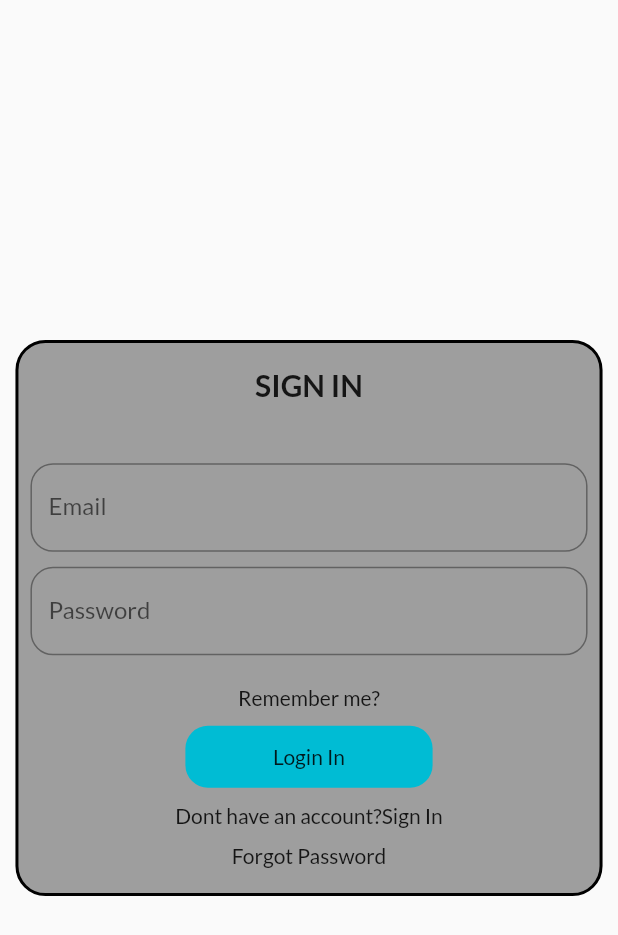
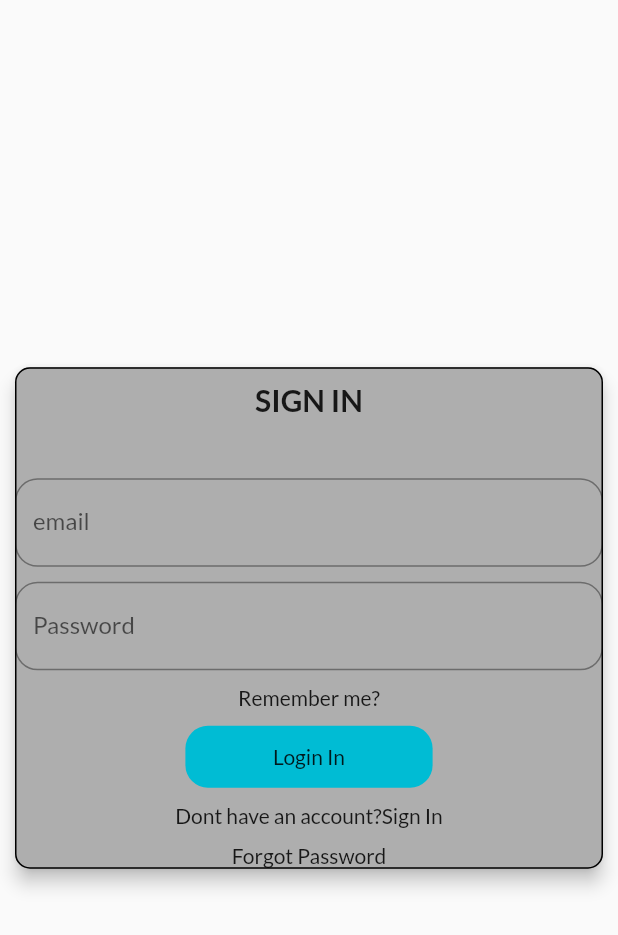
Before and after one commit to AzharJava/YAGNENA-KALPATHA, a Flutter app: the screen it shows after launch, on a phone screen of 412 x 824 dp. Shown: the top 935 px of the screen. Run offline on Flutter 3.47's test engine with Material 2 defaults, Android fonts, the phone set to English and light mode, and no system bars; our stand-ins replace fluttertoast, google_fonts.

Commit message:
login screen alignment issu fix

```diff
--- a/lib/screens/authnatication/login_screen.dart
+++ b/lib/screens/authnatication/login_screen.dart
@@ -1,58 +1,103 @@
 import 'package:flutter/material.dart';
+import 'package:yagnena_kalpatha/constants/colors.dart';
 import 'package:yagnena_kalpatha/constants/strings.dart';
+import 'package:yagnena_kalpatha/screens/widgets/intro_screen.dart';
+import 'package:yagnena_kalpatha/shared/validation/validator.dart';
 import 'package:yagnena_kalpatha/shared/widgets/text_form_field.dart';
 
-class LoginScreen extends StatelessWidget {
+class LoginScreen extends StatefulWidget {
+  @override
+  State<LoginScreen> createState() => _LoginScreenState();
+}
+
+class _LoginScreenState extends State<LoginScreen> {
   final TextEditingController email = TextEditingController();
   final TextEditingController password = TextEditingController();
   final GlobalKey<FormState> _formKey = GlobalKey<FormState>();
+  GlobalKey globalKey = GlobalKey();
+
+  String? emailValue = "";
+  String? passwordValue = "";
 
   @override
   Widget build(BuildContext context) {
     return Scaffold(
-        body: Column(
+        body: SafeArea(
+      child: Column(
         mainAxisAlignment: MainAxisAlignment.center,
         children: [
           Center(
-          child: Expanded(
-            child: Container(
-              height: MediaQuery.of(context).size.height * 0.45,
-              width: MediaQuery.of(context).size.width * 0.95,
-              decoration: BoxDecoration(
-                borderRadius: BorderRadius.circular(20),
-                border: Border.all(color: Colors.black, width: 2),
-                color: Colors.grey,
-              ),
-              child: Padding(
-                padding: const EdgeInsets.all(8.0),
+            child: Card(
+              elevation: 5,
+              color: AppColors.greyColor,
+              shape: RoundedRectangleBorder(
+                  side: BorderSide(color: Colors.black),
+                  borderRadius: BorderRadius.circular(10)),
+              margin: EdgeInsets.all(10),
               child: Form(
                 key: _formKey,
                 child: Column(
                   mainAxisAlignment: MainAxisAlignment.center,
                   children: [
+                    SizedBox(
+                      height: 10,
+                    ),
                     Text(
                       "SIGN IN",
-                        style: TextStyle(
-                            fontSize: 20, fontWeight: FontWeight.bold),
+                      style:
+                          TextStyle(fontSize: 20, fontWeight: FontWeight.bold),
                     ),
                     SizedBox(
                       height: 40,
                     ),
                     InputTextField(
-                          Strings.ENTER_YOUR_EMAIL,
-                          Validator(),
-                          "Email",
-                          email,
-                          false,
-                          TextInputType.emailAddress,
-                          true),
+                      onChanged: (val) {
+                        setState(() {
+                          emailValue = email.text;
+                        });
+                      },
+                      controller: email,
+                      customeValidator: true,
+                      validate: (emailValue) =>
+                          Validator.checkEmail(email: emailValue)
+                              ? "Email not valid"
+                              : "",
+                      hintText: "Enter emai...",
+                      lableText: "email",
+                      obsecureText: false,
+                      textInputType: TextInputType.emailAddress,
+                      onTap: () async {
+                        await Future.delayed(Duration(milliseconds: 500));
+                        RenderObject? object =
+                            globalKey.currentContext!.findRenderObject();
+                        object!.showOnScreen();
+                      },
+                    ),
                     SizedBox(
                       height: 10,
                     ),
-                      InputTextField("Enter Password", Validator(), "Password",
-                          password, true, TextInputType.emailAddress, true),
-                      SizedBox(
-                        height: 10,
+                    InputTextField(
+                      onChanged: (val) {
+                        setState(() {
+                          emailValue = email.text;
+                        });
+                      },
+                      controller: email,
+                      customeValidator: true,
+                      validate: (emailValue) =>
+                          Validator.checkEmail(email: emailValue)
+                              ? "Email not valid"
+                              : "",
+                      hintText: "Enter Password.... ",
+                      lableText: "Password",
+                      obsecureText: true,
+                      textInputType: TextInputType.emailAddress,
+                      onTap: () async {
+                        await Future.delayed(Duration(milliseconds: 500));
+                        RenderObject? object =
+                            globalKey.currentContext!.findRenderObject();
+                        object!.showOnScreen();
+                      },
                     ),
                     SizedBox(
                       height: 10,
@@ -61,13 +106,26 @@ class LoginScreen extends StatelessWidget {
                     SizedBox(
                       height: 10,
                     ),
-                      Container(
+                    InkWell(
+                      key: globalKey,
+                      onTap: () {
+                        if (_formKey.currentState!.validate()) {
+                          if (Validator.checkEmail(email: emailValue)) {
+                            Navigator.push(
+                                context,
+                                MaterialPageRoute(
+                                    builder: (context) => IntroPage()));
+                          } else if (Validator.checkEmail(email: emailValue)) {}
+                        }
+                      },
+                      child: Container(
                         height: MediaQuery.of(context).size.height * 0.05,
                         width: MediaQuery.of(context).size.width * 0.4,
                         decoration: BoxDecoration(
                             borderRadius: BorderRadius.circular(15),
                             color: Colors.cyan),
                         child: Center(child: Text("Login In")),
+                      ),
                     ),
                     SizedBox(
                       height: 10,
@@ -87,12 +145,9 @@ class LoginScreen extends StatelessWidget {
                 ),
               ),
             ),
-            ),
-          ),
           )
         ],
+      ),
     ));
   }
-
-  Validator() {}
 }
--- a/lib/shared/widgets/text_form_field.dart
+++ b/lib/shared/widgets/text_form_field.dart
@@ -1,19 +1,67 @@
+// import 'package:flutter/material.dart';
+// import 'package:yagnena_kalpatha/shared/validation/validator.dart';
+
+// InputTextField(
+//     String hintText,
+//     Function(String?)? validate,
+//     String lableText,
+//     TextEditingController controller,
+//     bool obsecureText,
+//     TextInputType textInputType,
+//     bool? customValidator) {
+//   return TextFormField(
+//     obscureText: obsecureText,
+//     keyboardType: textInputType,
+//     validator: (val) =>
+//         _getValidator(val, customValidator, (p0) => null, hintText),
+//     decoration: InputDecoration(
+//         hintText: hintText,
+//         labelText: lableText,
+//         border: OutlineInputBorder(borderRadius: BorderRadius.circular(15))),
+//   );
+// }
+
+// String? _getValidator(String? val, bool? customValidator,
+//     String? Function(String?)? validator, String? hintText) {
+//   if (customValidator != null) {
+//     if (customValidator) return validator!(val);
+//     return Validator.checkIsEmpty(val) ? hintText : null;
+//   }
+// }
+
 import 'package:flutter/material.dart';
 import 'package:yagnena_kalpatha/shared/validation/validator.dart';
 
+class InputTextField extends StatelessWidget {
+  String hintText;
+  String lableText;
+  bool obsecureText;
+  TextInputType textInputType;
+  String Function(String?)? validate;
+  bool? customeValidator;
+  TextEditingController controller;
+  Function(String?)? onChanged;
+  Function onTap;
+
   InputTextField(
-    String hintText,
-    Function(String?)? validate,
-    String lableText,
-    TextEditingController controller,
-    bool obsecureText,
-    TextInputType textInputType,
-    bool? customValidator) {
+      {required this.hintText,
+      required this.lableText,
+      this.validate,
+      required this.obsecureText,
+      required this.textInputType,
+      required this.customeValidator,
+      required this.controller,
+      required this.onChanged,
+      required this.onTap});
+
+  @override
+  Widget build(BuildContext context) {
     return TextFormField(
+      onChanged: onChanged,
       obscureText: obsecureText,
       keyboardType: textInputType,
       validator: (val) =>
-        _getValidator(val, customValidator, (p0) => null, hintText),
+          _getValidator(val, customeValidator, (p0) => null, hintText),
       decoration: InputDecoration(
           hintText: hintText,
           labelText: lableText,
@@ -28,3 +76,4 @@ String? _getValidator(String? val, bool? customValidator,
       return Validator.checkIsEmpty(val) ? hintText : null;
     }
   }
+}
```
Lines whose indentation alone changed are shown as unchanged.
